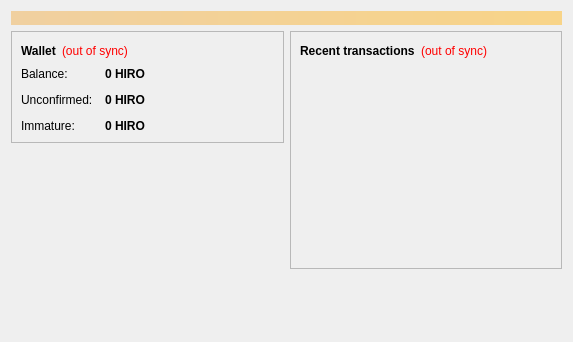
Hirocoin/hirocoin, file src/qt/forms/overviewpage.ui: the form before one commit.
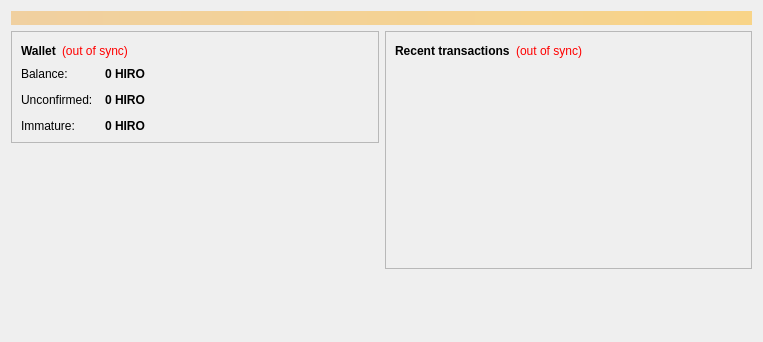
The form after the commit.

Diff of the .ui file:
```diff
--- a/src/qt/forms/overviewpage.ui
+++ b/src/qt/forms/overviewpage.ui
@@ -6,10 +6,16 @@
    <rect>
     <x>0</x>
     <y>0</y>
-    <width>573</width>
+    <width>763</width>
     <height>342</height>
    </rect>
   </property>
+  <property name="minimumSize">
+   <size>
+    <width>763</width>
+    <height>342</height>
+   </size>
+  </property>
   <property name="windowTitle">
    <string>Form</string>
   </property>
@@ -277,6 +283,19 @@
          </layout>
         </widget>
        </item>
+       <item>
+        <spacer name="horizontalSpacer_3">
+         <property name="orientation">
+          <enum>Qt::Horizontal</enum>
+         </property>
+         <property name="sizeHint" stdset="0">
+          <size>
+           <width>40</width>
+           <height>20</height>
+          </size>
+         </property>
+        </spacer>
+       </item>
        <item>
         <spacer name="verticalSpacer_2">
          <property name="orientation">
```
